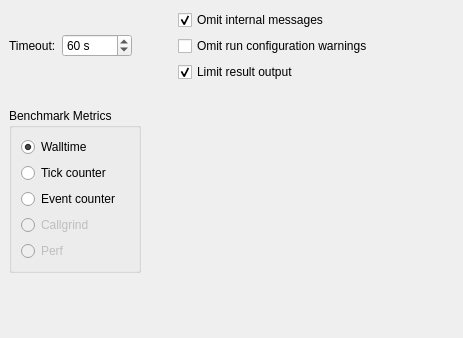
Qt form plugins/autotest/testsettingspage.ui (qt-creator/qt-creator) before a commit.
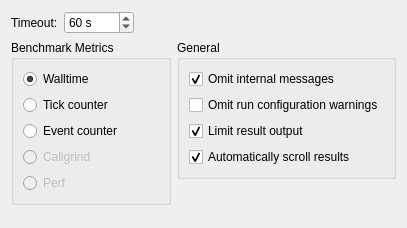
The same form after that commit.

Commit message: Add auto-scroll feature for results pane

Diff of the .ui file:
```diff
--- a/plugins/autotest/testsettingspage.ui
+++ b/plugins/autotest/testsettingspage.ui
@@ -6,29 +6,16 @@
    <rect>
     <x>0</x>
     <y>0</y>
-    <width>463</width>
-    <height>338</height>
+    <width>407</width>
+    <height>228</height>
    </rect>
   </property>
   <property name="windowTitle">
    <string>Form</string>
   </property>
-  <widget class="QWidget" name="layoutWidget">
-   <property name="geometry">
-    <rect>
-     <x>9</x>
-     <y>10</y>
-     <width>435</width>
-     <height>307</height>
-    </rect>
-   </property>
-   <layout class="QVBoxLayout" name="verticalLayout_4">
+  <layout class="QVBoxLayout" name="verticalLayout_5">
     <item>
-     <layout class="QHBoxLayout" name="horizontalLayout_3">
-      <item>
-       <layout class="QVBoxLayout" name="verticalLayout_2">
-        <item>
-         <layout class="QHBoxLayout" name="horizontalLayout">
+    <layout class="QHBoxLayout" name="horizontalLayout_2">
           <item>
            <widget class="QLabel" name="label">
             <property name="toolTip">
@@ -58,18 +45,11 @@
             </property>
            </widget>
           </item>
-         </layout>
-        </item>
-       </layout>
-      </item>
       <item>
        <spacer name="horizontalSpacer_3">
         <property name="orientation">
          <enum>Qt::Horizontal</enum>
         </property>
-        <property name="sizeType">
-         <enum>QSizePolicy::Fixed</enum>
-        </property>
         <property name="sizeHint" stdset="0">
          <size>
           <width>40</width>
@@ -78,93 +58,18 @@
         </property>
        </spacer>
       </item>
-      <item>
-       <layout class="QVBoxLayout" name="verticalLayout_3">
-        <item>
-         <widget class="QCheckBox" name="omitInternalMsgCB">
-          <property name="toolTip">
-           <string>Hides internal messages by default. You can still enable them by using the test results filter.</string>
-          </property>
-          <property name="text">
-           <string>Omit internal messages</string>
-          </property>
-          <property name="checked">
-           <bool>true</bool>
-          </property>
-         </widget>
-        </item>
-        <item>
-         <widget class="QCheckBox" name="omitRunConfigWarnCB">
-          <property name="toolTip">
-           <string>Hides warnings related to a guessed run configuration.</string>
-          </property>
-          <property name="text">
-           <string>Omit run configuration warnings</string>
-          </property>
-         </widget>
-        </item>
-        <item>
-         <widget class="QCheckBox" name="limitResultOutputCB">
-          <property name="toolTip">
-           <string>Limit result output to 100000 characters.</string>
-          </property>
-          <property name="text">
-           <string>Limit result output</string>
-          </property>
-          <property name="checked">
-           <bool>true</bool>
-          </property>
-         </widget>
-        </item>
        </layout>
       </item>
       <item>
-       <spacer name="horizontalSpacer">
-        <property name="orientation">
-         <enum>Qt::Horizontal</enum>
-        </property>
-        <property name="sizeHint" stdset="0">
-         <size>
-          <width>40</width>
-          <height>20</height>
-         </size>
-        </property>
-       </spacer>
-      </item>
-     </layout>
-    </item>
+    <layout class="QHBoxLayout" name="horizontalLayout">
     <item>
-     <spacer name="verticalSpacer">
-      <property name="orientation">
-       <enum>Qt::Vertical</enum>
-      </property>
-      <property name="sizeType">
-       <enum>QSizePolicy::Fixed</enum>
-      </property>
-      <property name="sizeHint" stdset="0">
-       <size>
-        <width>20</width>
-        <height>20</height>
-       </size>
-      </property>
-     </spacer>
-    </item>
-    <item>
-     <layout class="QHBoxLayout" name="horizontalLayout_4">
+      <layout class="QVBoxLayout" name="verticalLayout_4">
       <item>
        <widget class="QGroupBox" name="groupBox">
-        <property name="sizePolicy">
-         <sizepolicy hsizetype="Preferred" vsizetype="Minimum">
-          <horstretch>0</horstretch>
-          <verstretch>0</verstretch>
-         </sizepolicy>
-        </property>
         <property name="title">
          <string>Benchmark Metrics</string>
         </property>
-        <layout class="QHBoxLayout" name="horizontalLayout_2">
-         <item>
-          <layout class="QVBoxLayout" name="verticalLayout">
+         <layout class="QVBoxLayout" name="verticalLayout_3">
            <item>
             <widget class="QRadioButton" name="walltimeRB">
              <property name="sizePolicy">
@@ -255,24 +160,7 @@
             </widget>
            </item>
           </layout>
-         </item>
-        </layout>
-       </widget>
-      </item>
-      <item>
-       <spacer name="horizontalSpacer_2">
-        <property name="orientation">
-         <enum>Qt::Horizontal</enum>
-        </property>
-        <property name="sizeHint" stdset="0">
-         <size>
-          <width>40</width>
-          <height>20</height>
-         </size>
-        </property>
-       </spacer>
-      </item>
-     </layout>
+        </widget>
     </item>
     <item>
      <spacer name="verticalSpacer_2">
@@ -288,7 +176,85 @@
      </spacer>
     </item>
    </layout>
-  </widget>
+     </item>
+     <item>
+      <layout class="QVBoxLayout" name="verticalLayout_2">
+       <item>
+        <widget class="QGroupBox" name="groupBox_2">
+         <property name="title">
+          <string>General</string>
+         </property>
+         <layout class="QVBoxLayout" name="verticalLayout">
+          <item>
+           <widget class="QCheckBox" name="omitInternalMsgCB">
+            <property name="toolTip">
+             <string>Hides internal messages by default. You can still enable them by using the test results filter.</string>
+            </property>
+            <property name="text">
+             <string>Omit internal messages</string>
+            </property>
+            <property name="checked">
+             <bool>true</bool>
+            </property>
+           </widget>
+          </item>
+          <item>
+           <widget class="QCheckBox" name="omitRunConfigWarnCB">
+            <property name="toolTip">
+             <string>Hides warnings related to a guessed run configuration.</string>
+            </property>
+            <property name="text">
+             <string>Omit run configuration warnings</string>
+            </property>
+           </widget>
+          </item>
+          <item>
+           <widget class="QCheckBox" name="limitResultOutputCB">
+            <property name="toolTip">
+             <string>Limit result output to 100000 characters.</string>
+            </property>
+            <property name="text">
+             <string>Limit result output</string>
+            </property>
+            <property name="checked">
+             <bool>true</bool>
+            </property>
+           </widget>
+          </item>
+          <item>
+           <widget class="QCheckBox" name="autoScrollCB">
+            <property name="toolTip">
+             <string>Automatically scroll down when new items are added and scrollbar is at bottom.</string>
+            </property>
+            <property name="text">
+             <string>Automatically scroll results</string>
+            </property>
+            <property name="checked">
+             <bool>true</bool>
+            </property>
+           </widget>
+          </item>
+         </layout>
+        </widget>
+       </item>
+       <item>
+        <spacer name="verticalSpacer">
+         <property name="orientation">
+          <enum>Qt::Vertical</enum>
+         </property>
+         <property name="sizeHint" stdset="0">
+          <size>
+           <width>20</width>
+           <height>40</height>
+          </size>
+         </property>
+        </spacer>
+       </item>
+      </layout>
+     </item>
+    </layout>
+   </item>
+  </layout>
  </widget>
  <resources/>
  <connections/>
```
Lines whose indentation alone changed are shown as unchanged. The commit also changes 5 other files.
